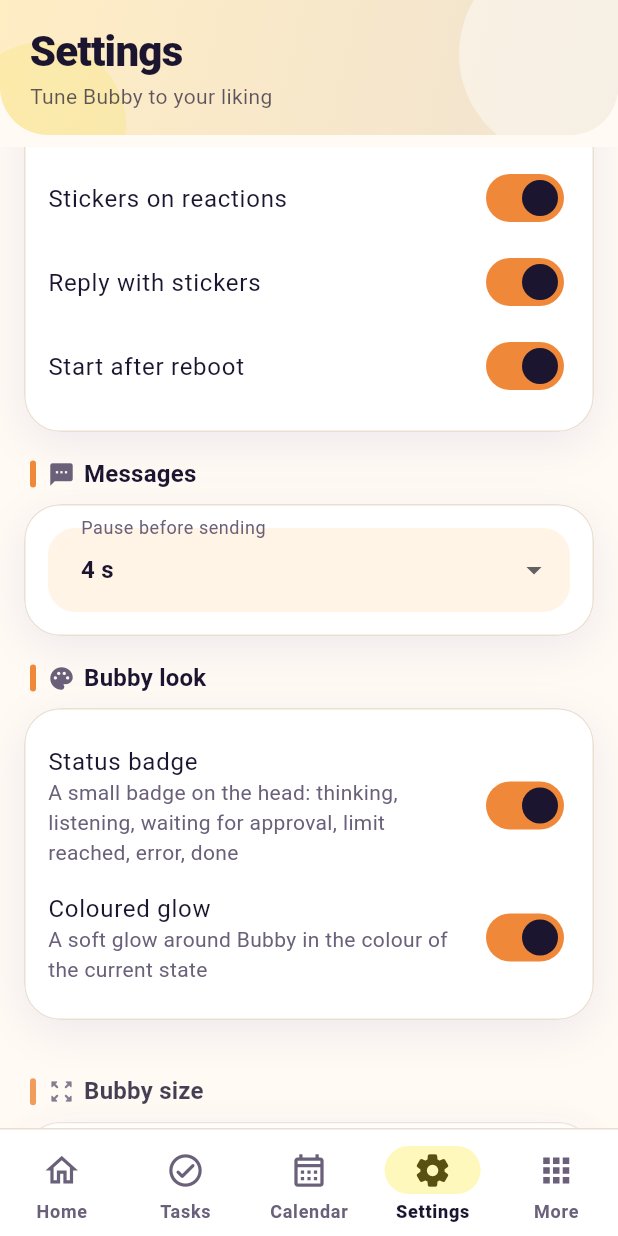
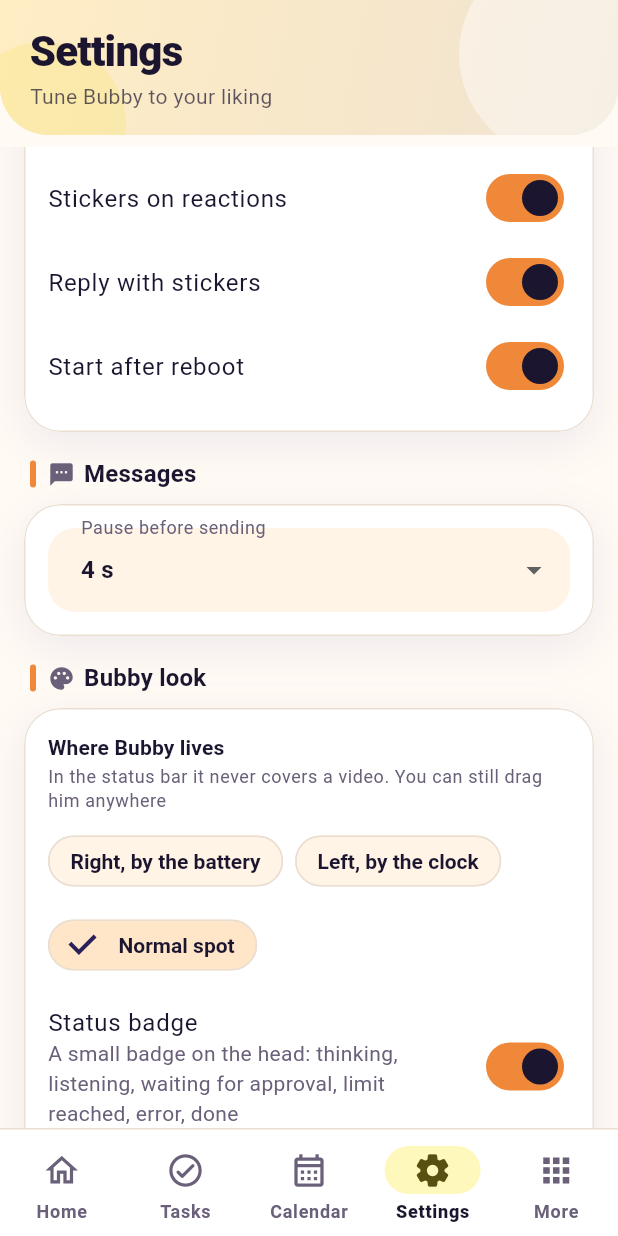
Before and after one commit to udemyuic-stack/Bubby, a Flutter app: the screen it shows after launch, item 4 of the bottom bar chosen, scrolled down 1152 dp, on a phone screen of 412 x 824 dp. Run offline on Flutter 3.47's test engine with Material 3 defaults, Android fonts, the phone set to English and light mode, and no system bars.

Commit message:
Smoother dragging and an in-app choice for where Bubby lives (status bar)
- drag: screen limits measured once per drag, the window is moved once per frame, the pulsing glow no longer rebuilds its shader on every frame
- Settings > Bubby look: choose the status bar (right by the battery, left by the clock) or the normal spot; the dock was only reachable by voice before

Co-Authored-By: Claude Sonnet 5.5 <noreply@anthropic.com>
Claude-Session: https://claude.ai/code/session_01FQo3oWe9kbQaaGM4Bk9Zqv

```diff
--- a/app/lib/native.dart
+++ b/app/lib/native.dart
@@ -41,6 +41,7 @@ class Settings {
     this.stickersOnEvents = true,
     this.statusBadge = true,
     this.stateGlow = true,
+    this.dockPlace = '',
   });
 
   final String key;
@@ -71,6 +72,9 @@ class Settings {
   final bool stickersOnEvents;
   final bool statusBadge;
   final bool stateGlow;
+
+  /// 'status_left' / 'status_right' while Bubby sits in the status bar, otherwise ''.
+  final String dockPlace;
 
   /// True when at least one non-empty AI key is saved.
   bool get hasKeys => keys.any((k) => k.trim().isNotEmpty);
@@ -107,6 +111,7 @@ class Settings {
         stickersOnEvents: (m['stickersOnEvents'] as bool?) ?? true,
         statusBadge: (m['statusBadge'] as bool?) ?? true,
         stateGlow: (m['stateGlow'] as bool?) ?? true,
+        dockPlace: (m['dockPlace'] as String?) ?? '',
       );
 
   Map<String, Object?> toMap() => {
--- a/app/lib/screens/settings_screen.dart
+++ b/app/lib/screens/settings_screen.dart
@@ -70,6 +70,7 @@ class _SettingsScreenState extends State<SettingsScreen> {
   bool _stickersOnEvents = true;
   bool _statusBadge = true;
   bool _stateGlow = true;
+  String _dockPlace = '';
   bool _readNotifs = false;
   bool _quiet = false;
   bool _autohide = true;
@@ -117,6 +118,7 @@ class _SettingsScreenState extends State<SettingsScreen> {
         _stickersOnEvents = s.stickersOnEvents;
         _statusBadge = s.statusBadge;
         _stateGlow = s.stateGlow;
+        _dockPlace = s.dockPlace;
         _readNotifs = s.readNotifs;
         _quiet = s.quiet;
         _autohide = s.autohide;
@@ -649,6 +651,42 @@ class _SettingsScreenState extends State<SettingsScreen> {
                       ),
                     ]),
                     _group(2, tr('Вид Bubby', en: 'Bubby look', uz: 'Bubby koʻrinishi'), Icons.palette_rounded, [
+                      Padding(
+                        padding: const EdgeInsets.only(bottom: Sp.s),
+                        child: Column(
+                          crossAxisAlignment: CrossAxisAlignment.start,
+                          children: [
+                            Text(tr('Где живёт Bubby', en: 'Where Bubby lives', uz: 'Bubby qayerda turadi'), style: context.tt.titleSmall),
+                            const SizedBox(height: 2),
+                            Text(
+                              tr('В строке состояния он не закрывает видео. Его можно сдвинуть пальцем в любой момент',
+                                  en: 'In the status bar it never covers a video. You can still drag him anywhere',
+                                  uz: 'Holat panelida u videoni yopmaydi. Xohlagan payt barmoq bilan surib qoʻyish mumkin'),
+                              style: context.tt.bodySmall,
+                            ),
+                            const SizedBox(height: Sp.s),
+                            Wrap(
+                              spacing: Sp.s,
+                              runSpacing: Sp.s,
+                              children: [
+                                for (final o in [
+                                  ('status_right', tr('Справа, у батареи', en: 'Right, by the battery', uz: 'Oʻngda, batareya yonida')),
+                                  ('status_left', tr('Слева, у часов', en: 'Left, by the clock', uz: 'Chapda, soat yonida')),
+                                  ('top_right', tr('Обычное место', en: 'Normal spot', uz: 'Oddiy joy')),
+                                ])
+                                  ChoiceChip(
+                                    label: Text(o.$2),
+                                    selected: o.$1 == 'top_right' ? !_dockPlace.startsWith('status_') : _dockPlace == o.$1,
+                                    onSelected: (_) {
+                                      setState(() => _dockPlace = o.$1 == 'top_right' ? '' : o.$1);
+                                      _save('dock', o.$1);
+                                    },
+                                  ),
+                              ],
+                            ),
+                          ],
+                        ),
+                      ),
                       BuddySwitchTile(
                         contentPadding: EdgeInsets.zero,
                         title: Text(tr('Значок состояния', en: 'Status badge', uz: 'Holat belgisi')),
```
Also changed, not shown: 2 other files.
